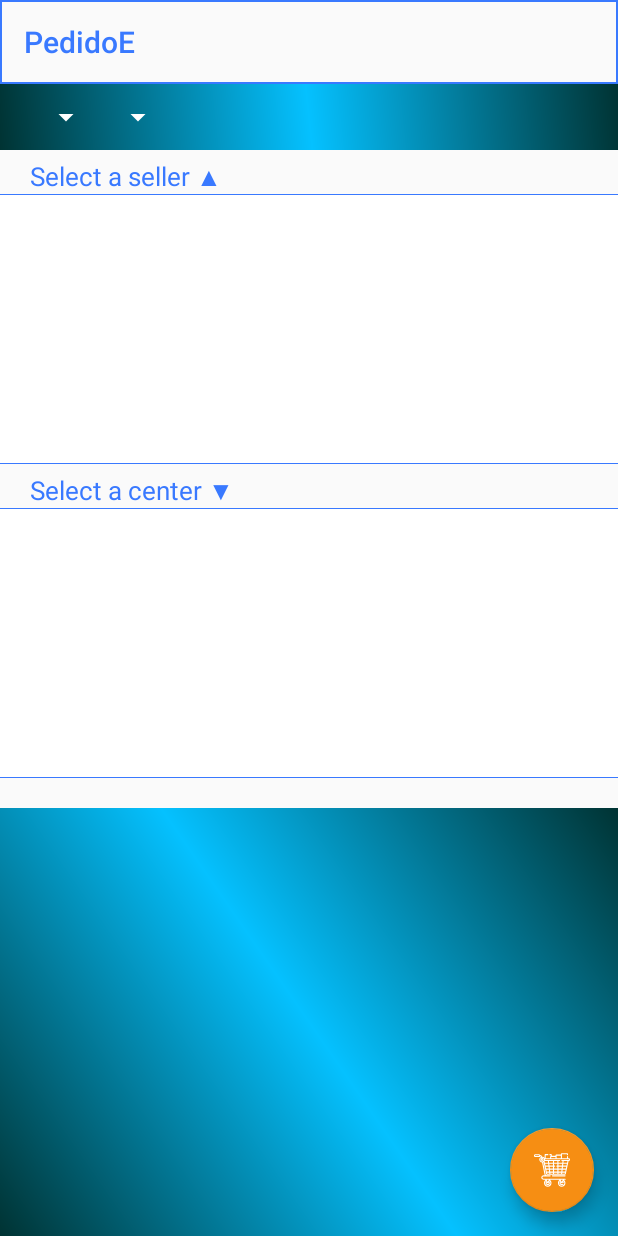
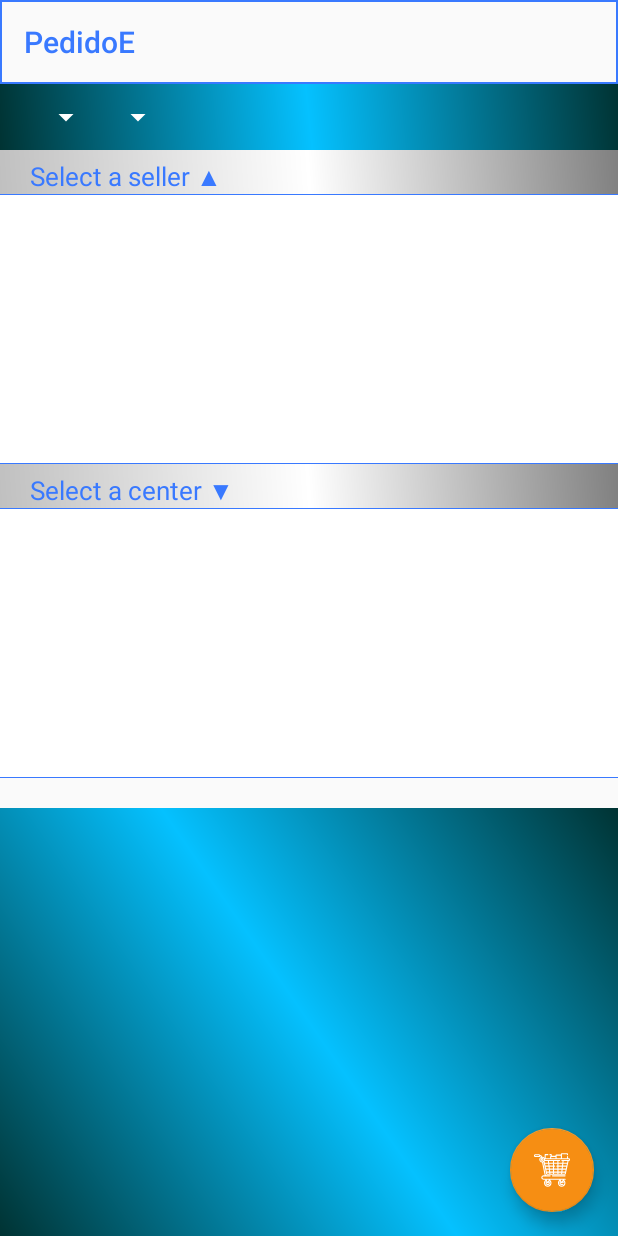
Before and after one commit to scrafy/EOrder, an Android app: the layout activity_seller_product.xml on its own in the app's theme, with its tools: preview values and no code run, on a phone screen of 412 x 824 dp. Run offline under Robolectric (Android 15) with nearby library versions, the phone set to English and light mode, and no system bars; plain views replace ExpandableRelativeLayout.

Commit message:
26/04/2020

```diff
--- a/app/src/main/res/layout/activity_product.xml
+++ b/app/src/main/res/layout/activity_product.xml
@@ -51,9 +51,9 @@
             android:text="Select a center ▲"
             android:paddingTop="5dp"
             android:paddingLeft="20dp"
+            android:background="@drawable/shape_landing_card_center_square_no_rounded"
             android:textColor="@color/colorPrimary"
             android:textSize="17dp"
-            android:background="@drawable/shape_landing_card_center_square_no_rounded"
             ></TextView>
 
         <com.github.aakira.expandablelayout.ExpandableRelativeLayout
@@ -97,7 +97,6 @@
             android:id="@+id/textView_activity_product_select_catalogs"
             android:layout_width="match_parent"
             android:layout_height="wrap_content"
-            android:layout_marginTop="20dp"
             android:paddingTop="5dp"
             android:paddingLeft="20dp"
             android:background="@drawable/shape_landing_card_center_square_no_rounded"
--- a/app/src/main/res/layout/activity_seller_product.xml
+++ b/app/src/main/res/layout/activity_seller_product.xml
@@ -47,8 +47,9 @@
             android:id="@+id/textView_activity_seller_product_select_seller"
             android:layout_width="match_parent"
             android:layout_height="wrap_content"
-            android:layout_marginLeft="20dp"
-            android:layout_marginTop="5dp"
+            android:paddingTop="5dp"
+            android:paddingLeft="20dp"
+            android:background="@drawable/shape_landing_card_center_square_no_rounded"
             android:text="Select a seller ▲"
             android:textColor="@color/colorPrimary"
             android:textSize="17dp"></TextView>
@@ -91,8 +92,9 @@
             android:id="@+id/textView_activity_seller_product_select_center"
             android:layout_width="match_parent"
             android:layout_height="wrap_content"
-            android:layout_marginLeft="20dp"
-            android:layout_marginTop="5dp"
+            android:paddingTop="5dp"
+            android:paddingLeft="20dp"
+            android:background="@drawable/shape_landing_card_center_square_no_rounded"
             android:text="Select a center ▼"
             android:textColor="@color/colorPrimary"
             android:textSize="17dp" />
```
